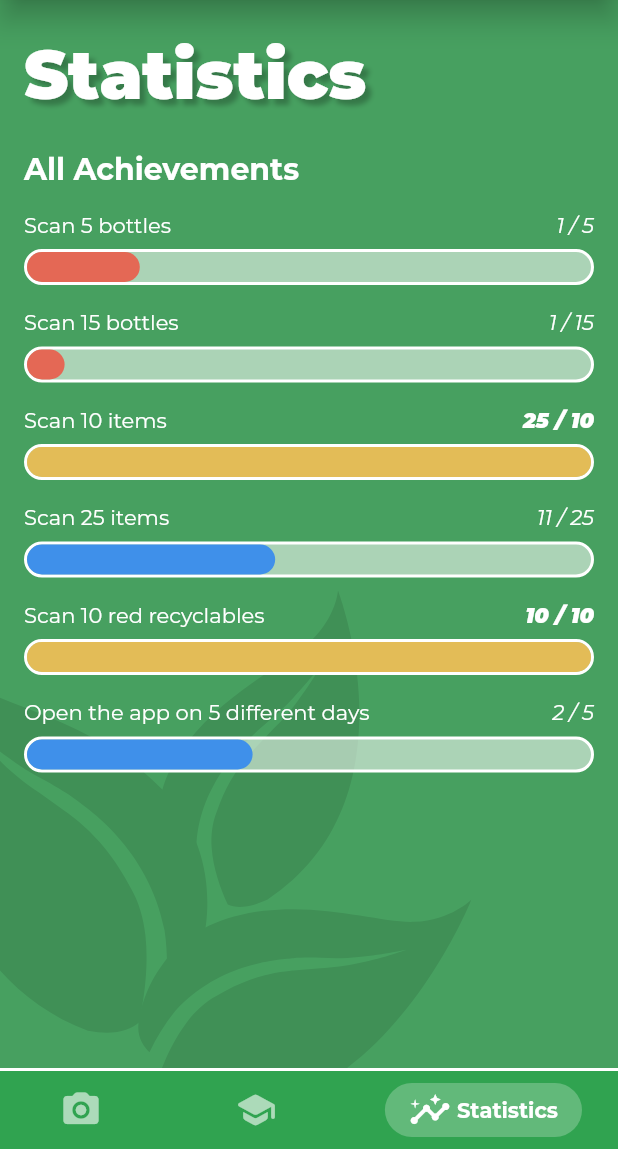
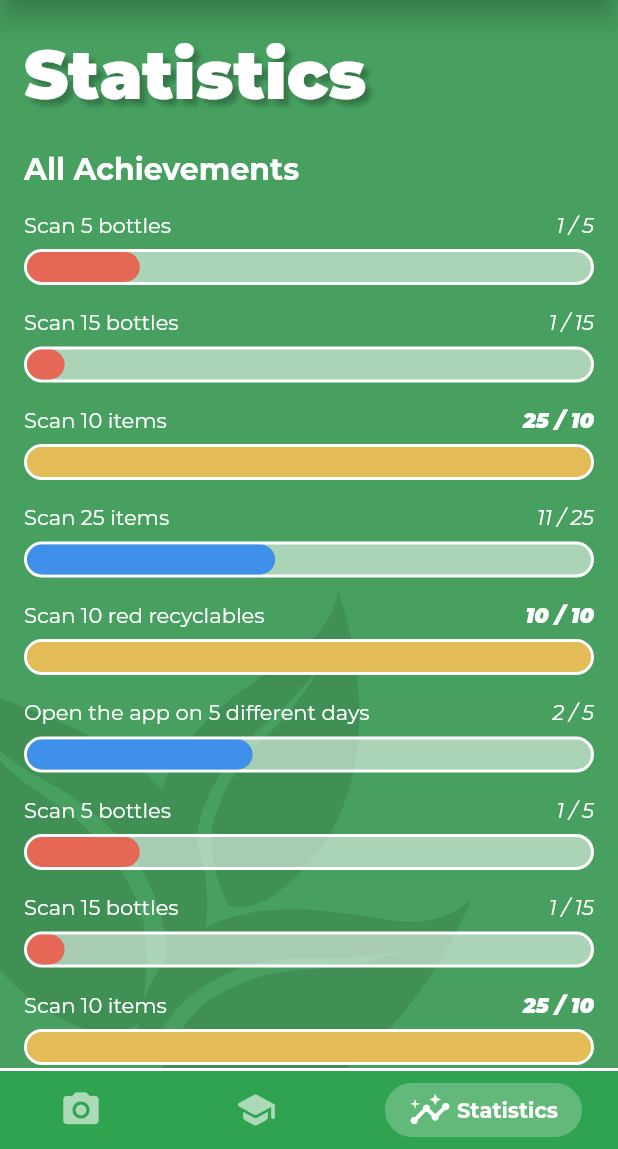
Before and after one commit to matthewyingtao/environ, a Flutter app: the screen it shows once a user with an empty profile is signed in, swiped to page 3, on a phone screen of 412 x 824 dp, the part 87-1236 px from its top. Run offline on Flutter 3.47's test engine with Material 2 defaults, Android fonts, the phone set to English and light mode, and no system bars; drawn by our look-alikes of google_nav_bar; our stand-ins replace camera, cloud_firestore, firebase_auth, firebase_core, flutter_spinkit, flutter_svg and 2 more; missing offline and left inert: tflite; accounts and stored records are empty.

Commit message:
added BouncingScrollPhysics to stats

```diff
--- a/lib/screens/home/stats.dart
+++ b/lib/screens/home/stats.dart
@@ -23,7 +23,8 @@ class Stats extends StatelessWidget {
           ),
         ),
         Container(
-          child: Column(
+          child: ListView(
+            physics: BouncingScrollPhysics(),
             children: [
               SizedBox(height: 24.0),
               Container(
@@ -72,6 +73,37 @@ class Stats extends StatelessWidget {
                       challengeMax: 5,
                       challengeTitle: "Open the app on 5 different days",
                     ),
+                    AchievementProgressIndicator(
+                      challengeProgress: 1,
+                      challengeMax: 5,
+                      challengeTitle: "Scan 5 bottles",
+                    ),
+                    AchievementProgressIndicator(
+                      challengeProgress: 1,
+                      challengeMax: 15,
+                      challengeTitle: "Scan 15 bottles",
+                    ),
+                    AchievementProgressIndicator(
+                      challengeProgress: 25,
+                      challengeMax: 10,
+                      challengeTitle: "Scan 10 items",
+                    ),
+                    AchievementProgressIndicator(
+                      challengeProgress: 11,
+                      challengeMax: 25,
+                      challengeTitle: "Scan 25 items",
+                    ),
+                    AchievementProgressIndicator(
+                      challengeProgress: 10,
+                      challengeMax: 10,
+                      challengeTitle: "Scan 10 red recyclables",
+                    ),
+                    AchievementProgressIndicator(
+                      challengeProgress: 2,
+                      challengeMax: 5,
+                      challengeTitle: "Open the app on 5 different days",
+                    ),
+                    SizedBox(height: 16.0),
                   ],
                 ),
               ),
```
